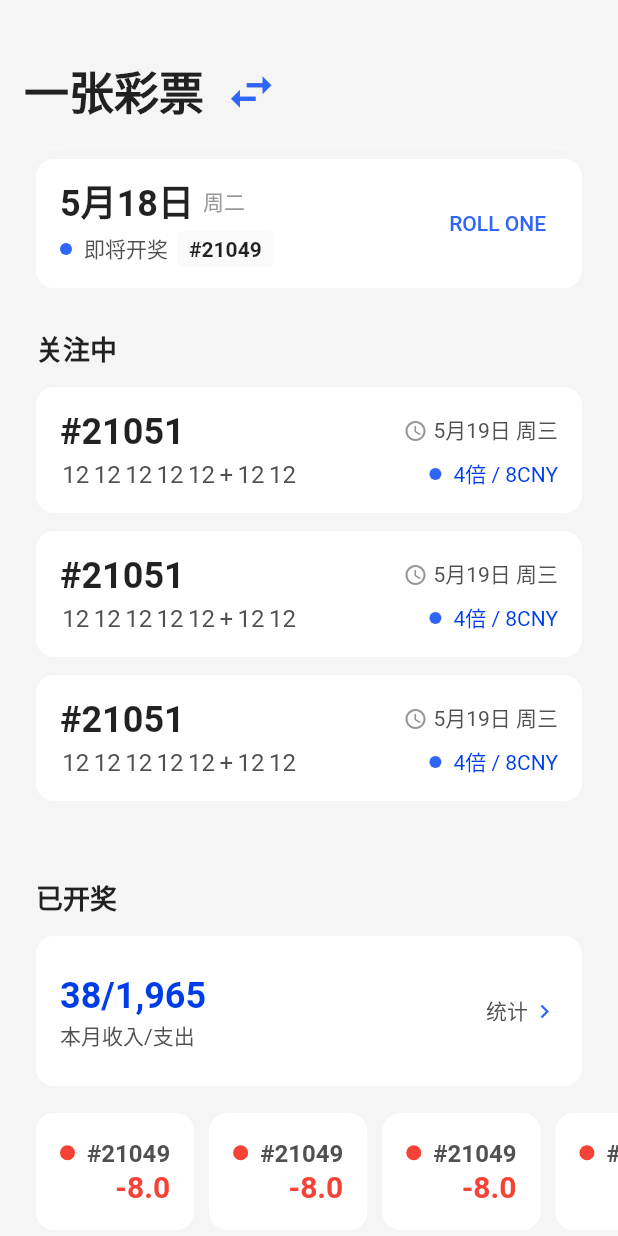
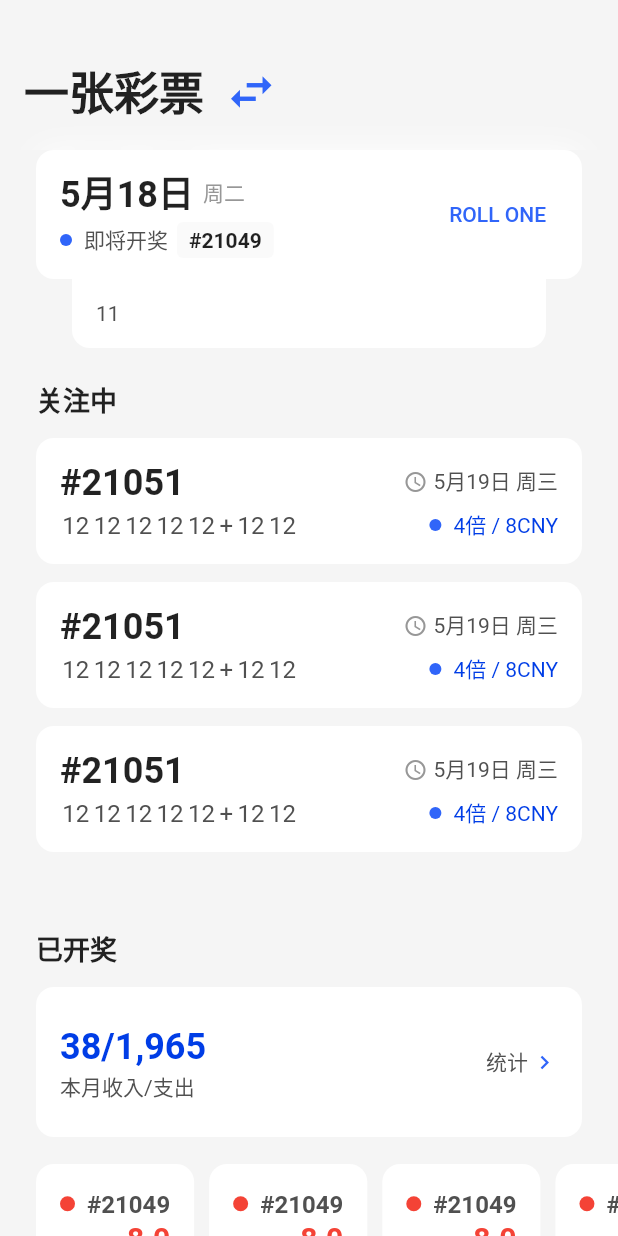
Before and after one commit to ShookLyngs/lyngs-donator, a Flutter app: the screen it shows after launch, on a phone screen of 412 x 824 dp. Run offline on Flutter 3.47's test engine with Material 2 defaults, Android fonts, the phone set to English and light mode, and no system bars; our stand-ins replace flutter_sticky_header, get.

Commit message:
update(page/home): updated styles.

```diff
--- a/lib/pages/home/today_actions.dart
+++ b/lib/pages/home/today_actions.dart
@@ -6,7 +6,10 @@ class TodayActions extends StatelessWidget {
   Widget build(BuildContext context) {
     return Padding(
       padding: const EdgeInsets.symmetric(horizontal: 24),
-      child: RadiusCard(
+      child: Column(
+        children: [
+          RadiusCard(
+            outerPadding: const EdgeInsets.all(0),
             child: Row(
               children: [
                 Column(
@@ -66,6 +69,17 @@ class TodayActions extends StatelessWidget {
               ],
             ),
           ),
+          RadiusCard(
+            outerPadding: const EdgeInsets.symmetric(horizontal: 24),
+            outerBorderRadius: const BorderRadius.vertical(
+              bottom: Radius.circular(12),
+            ),
+            child: Row(children: [
+              const Text('11'),
+            ]),
+          ),
+        ],
+      ),
     );
   }
 }
```
Lines whose indentation alone changed are shown as unchanged.
